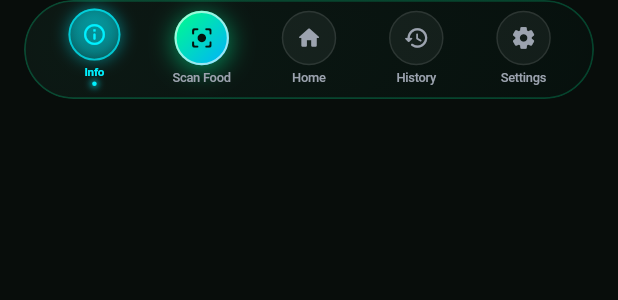
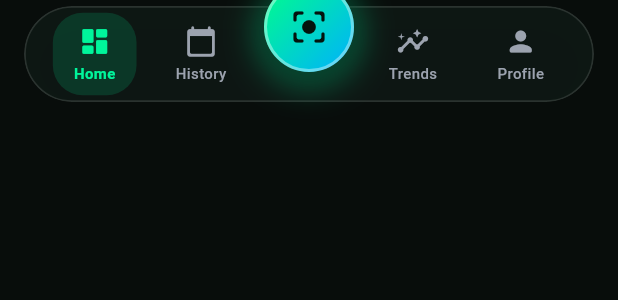
Before and after one commit to RohitDoshi29/health2.0, a Flutter app: the GlassBottomNav widget shown alone on an empty page, opened directly with empty values, on a phone screen of 412 x 824 dp. Shown: the top 300 px of the screen. Run offline on Flutter 3.47's test engine with Material 3 defaults, Android fonts, the phone set to English and light mode, and no system bars; our stand-ins replace firebase_auth, firebase_core, google_sign_in, image_picker, shared_preferences; accounts and stored records are empty; network calls fail.

```diff
--- a/frontend/lib/ui/core/widgets/glass_bottom_nav.dart
+++ b/frontend/lib/ui/core/widgets/glass_bottom_nav.dart
@@ -1,76 +1,170 @@
+import 'dart:ui';
 import 'package:flutter/material.dart';
 import '../../../core/theme/app_theme.dart';
-import 'magnification_dock.dart';
 
-export 'magnification_dock.dart';
-
-/// Healthify Futuristic Magnification Navigation Dock
 class GlassBottomNav extends StatelessWidget {
   final int currentIndex;
   final ValueChanged<int> onIndexChanged;
-  final VoidCallback? onScanTap;
+  final VoidCallback onScanTap;
 
   const GlassBottomNav({
     super.key,
     required this.currentIndex,
     required this.onIndexChanged,
-    this.onScanTap,
+    required this.onScanTap,
   });
 
   @override
   Widget build(BuildContext context) {
-    final items = [
-      DockItemData(
-        icon: Icons.info_outline_rounded,
-        label: 'Info',
-        activeColor: AppTheme.neonTeal,
-        onClick: () => onIndexChanged(0),
+    return Container(
+      margin: const EdgeInsets.fromLTRB(16, 0, 16, 20),
+      height: 72,
+      child: Stack(
+        alignment: Alignment.center,
+        clipBehavior: Clip.none,
+        children: [
+          // Frosted Glass Dock
+          ClipRRect(
+            borderRadius: BorderRadius.circular(36),
+            child: BackdropFilter(
+              filter: ImageFilter.blur(sigmaX: 18, sigmaY: 18),
+              child: Container(
+                height: 64,
+                padding: const EdgeInsets.symmetric(horizontal: 12),
+                decoration: BoxDecoration(
+                  color: const Color(0xE60E1814),
+                  borderRadius: BorderRadius.circular(36),
+                  border: Border.all(
+                    color: Colors.white.withValues(alpha: 0.12),
+                    width: 1.2,
                   ),
-      DockItemData(
-        icon: Icons.center_focus_strong_rounded,
-        label: 'Scan Food',
-        isSpecial: true,
-        specialGradient: const LinearGradient(
+                  boxShadow: [
+                    BoxShadow(
+                      color: Colors.black.withValues(alpha: 0.5),
+                      blurRadius: 24,
+                      offset: const Offset(0, 8),
+                    ),
+                  ],
+                ),
+                child: Row(
+                  mainAxisAlignment: MainAxisAlignment.spaceAround,
+                  children: [
+                    _buildNavItem(
+                      index: 0,
+                      icon: Icons.dashboard_rounded,
+                      label: 'Home',
+                    ),
+                    _buildNavItem(
+                      index: 1,
+                      icon: Icons.calendar_today_rounded,
+                      label: 'History',
+                    ),
+                    const SizedBox(width: 56), // Gap for elevated center scan button
+                    _buildNavItem(
+                      index: 2,
+                      icon: Icons.insights_rounded,
+                      label: 'Trends',
+                    ),
+                    _buildNavItem(
+                      index: 3,
+                      icon: Icons.person_rounded,
+                      label: 'Profile',
+                    ),
+                  ],
+                ),
+              ),
+            ),
+          ),
+
+          // Elevated Center Glowing AI Scan Button
+          Positioned(
+            top: -12,
+            child: GestureDetector(
+              onTap: onScanTap,
+              behavior: HitTestBehavior.opaque,
+              child: Container(
+                width: 60,
+                height: 60,
+                decoration: BoxDecoration(
+                  shape: BoxShape.circle,
+                  gradient: const LinearGradient(
                     colors: [Color(0xFF00FF88), Color(0xFF00B0FF)],
                     begin: Alignment.topLeft,
                     end: Alignment.bottomRight,
                   ),
-        activeColor: AppTheme.neonEmerald,
-        onClick: () {
-          onIndexChanged(1);
-          onScanTap?.call();
-        },
+                  boxShadow: [
+                    BoxShadow(
+                      color: AppTheme.primaryGreen.withValues(alpha: 0.5),
+                      blurRadius: 20,
+                      spreadRadius: 2,
+                      offset: const Offset(0, 4),
                     ),
-      DockItemData(
-        icon: Icons.home_rounded,
-        label: 'Home',
-        activeColor: AppTheme.neonEmerald,
-        onClick: () => onIndexChanged(2),
+                    BoxShadow(
+                      color: Colors.black.withValues(alpha: 0.4),
+                      blurRadius: 10,
+                      offset: const Offset(0, 4),
                     ),
-      DockItemData(
-        icon: Icons.history_rounded,
-        label: 'History',
-        activeColor: AppTheme.carbsColor,
-        onClick: () => onIndexChanged(3),
+                  ],
+                  border: Border.all(
+                    color: Colors.white.withValues(alpha: 0.4),
+                    width: 2,
                   ),
-      DockItemData(
-        icon: Icons.settings_rounded,
-        label: 'Settings',
-        activeColor: AppTheme.fatColor,
-        onClick: () => onIndexChanged(4),
                 ),
-    ];
+                child: const Center(
+                  child: Icon(
+                    Icons.center_focus_strong_rounded,
+                    color: Color(0xFF04130D),
+                    size: 28,
+                  ),
+                ),
+              ),
+            ),
+          ),
+        ],
+      ),
+    );
+  }
 
-    return MagnificationDock(
-      items: items,
-      selectedIndex: currentIndex,
-      onItemSelected: onIndexChanged,
-      panelHeight: 66,
-      baseItemSize: 38,
-      magnification: 56,
-      distance: 120,
-      margin: const EdgeInsets.fromLTRB(16, 0, 16, 16),
-      padding: const EdgeInsets.symmetric(horizontal: 10, vertical: 6),
+  Widget _buildNavItem({
+    required int index,
+    required IconData icon,
+    required String label,
+  }) {
+    final isSelected = currentIndex == index;
+
+    return GestureDetector(
+      onTap: () => onIndexChanged(index),
+      behavior: HitTestBehavior.opaque,
+      child: AnimatedContainer(
+        duration: const Duration(milliseconds: 200),
+        padding: const EdgeInsets.symmetric(horizontal: 14, vertical: 8),
+        decoration: BoxDecoration(
+          color: isSelected
+              ? AppTheme.primaryGreen.withValues(alpha: 0.15)
+              : Colors.transparent,
+          borderRadius: BorderRadius.circular(20),
+        ),
+        child: Column(
+          mainAxisSize: MainAxisSize.min,
+          mainAxisAlignment: MainAxisAlignment.center,
+          children: [
+            Icon(
+              icon,
+              size: 22,
+              color: isSelected ? AppTheme.primaryGreen : AppTheme.textSecondary,
+            ),
+            const SizedBox(height: 3),
+            Text(
+              label,
+              style: TextStyle(
+                color: isSelected ? AppTheme.primaryGreen : AppTheme.textSecondary,
+                fontSize: 10,
+                fontWeight: isSelected ? FontWeight.w700 : FontWeight.w500,
+              ),
+            ),
+          ],
+        ),
+      ),
     );
   }
 }
--- a/frontend/lib/ui/core/widgets/magnification_dock.dart
+++ b/frontend/lib/ui/core/widgets/magnification_dock.dart
@@ -48,9 +48,9 @@ class MagnificationDock extends StatefulWidget {
     this.selectedIndex = 0,
     this.onItemSelected,
     this.distance = 120.0,
-    this.panelHeight = 66.0,
+    this.panelHeight = 68.0,
     this.baseItemSize = 38.0,
-    this.magnification = 58.0,
+    this.magnification = 56.0,
     this.margin = const EdgeInsets.fromLTRB(16, 0, 16, 16),
     this.padding = const EdgeInsets.symmetric(horizontal: 10, vertical: 6),
     this.showLabels = true,
@@ -115,7 +115,6 @@ class _MagnificationDockState extends State<MagnificationDock> {
       return base;
     }
 
-    // Smooth cosine wave magnification
     final factor = math.cos((delta / widget.distance) * (math.pi / 2));
     return base + (max - base) * factor;
   }
```
Also changed, not shown: frontend/lib/ui/core/widgets/light_beam_button.dart (added, +358 -0 lines), frontend/lib/ui/features/home/home_view.dart (+32 -10 lines). Lines whose indentation alone changed are shown as unchanged.
